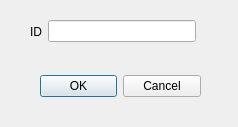
This is neurolabi/gui/flyemhotspotdialog.ui in janelia-flyem/NeuTu as Qt 5 draws it before an edit. The edited form follows.
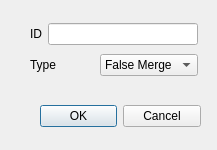
This is the edited form.

```diff
--- a/neurolabi/gui/flyemhotspotdialog.ui
+++ b/neurolabi/gui/flyemhotspotdialog.ui
@@ -6,8 +6,8 @@
    <rect>
     <x>0</x>
     <y>0</y>
-    <width>238</width>
-    <height>127</height>
+    <width>217</width>
+    <height>150</height>
    </rect>
   </property>
   <property name="windowTitle">
@@ -17,7 +17,7 @@
    <property name="geometry">
     <rect>
      <x>40</x>
-     <y>70</y>
+     <y>100</y>
      <width>161</width>
      <height>32</height>
     </rect>
@@ -34,10 +34,12 @@
     <rect>
      <x>30</x>
      <y>20</y>
-     <width>166</width>
-     <height>23</height>
+     <width>168</width>
+     <height>61</height>
     </rect>
    </property>
+   <layout class="QVBoxLayout" name="verticalLayout">
+    <item>
    <layout class="QHBoxLayout" name="horizontalLayout">
     <item>
      <widget class="QLabel" name="label">
@@ -48,6 +50,33 @@
     </item>
     <item>
      <widget class="QLineEdit" name="idLineEdit"/>
+      </item>
+     </layout>
+    </item>
+    <item>
+     <layout class="QHBoxLayout" name="horizontalLayout_2">
+      <item>
+       <widget class="QLabel" name="label_2">
+        <property name="text">
+         <string>Type</string>
+        </property>
+       </widget>
+      </item>
+      <item>
+       <widget class="QComboBox" name="typeComboBox">
+        <item>
+         <property name="text">
+          <string>False Merge</string>
+         </property>
+        </item>
+        <item>
+         <property name="text">
+          <string>False Split</string>
+         </property>
+        </item>
+       </widget>
+      </item>
+     </layout>
     </item>
    </layout>
   </widget>
```
Lines whose indentation alone changed are shown as unchanged.
